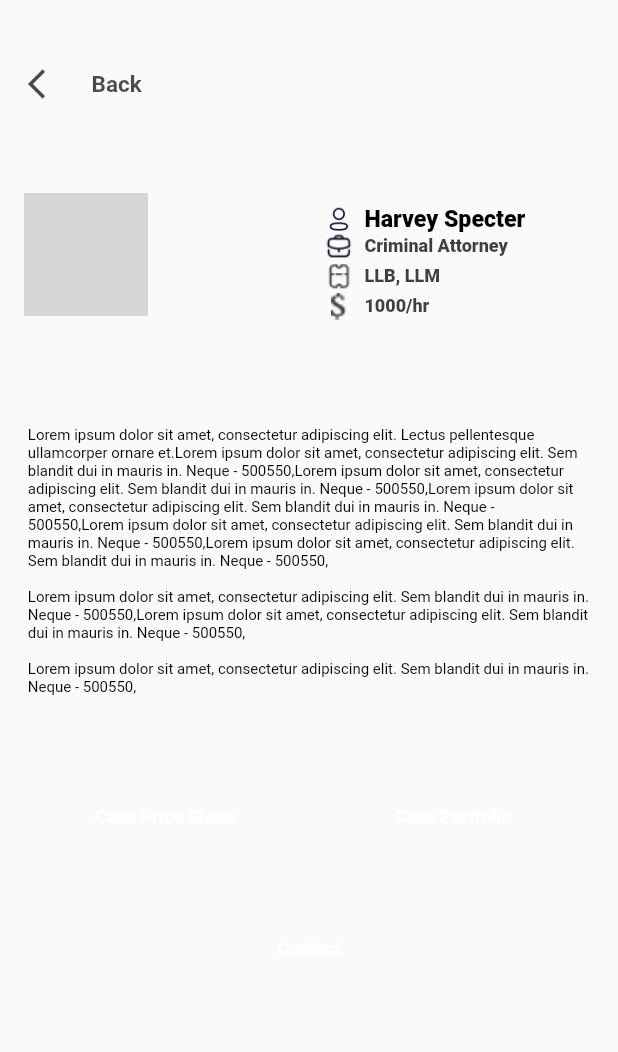
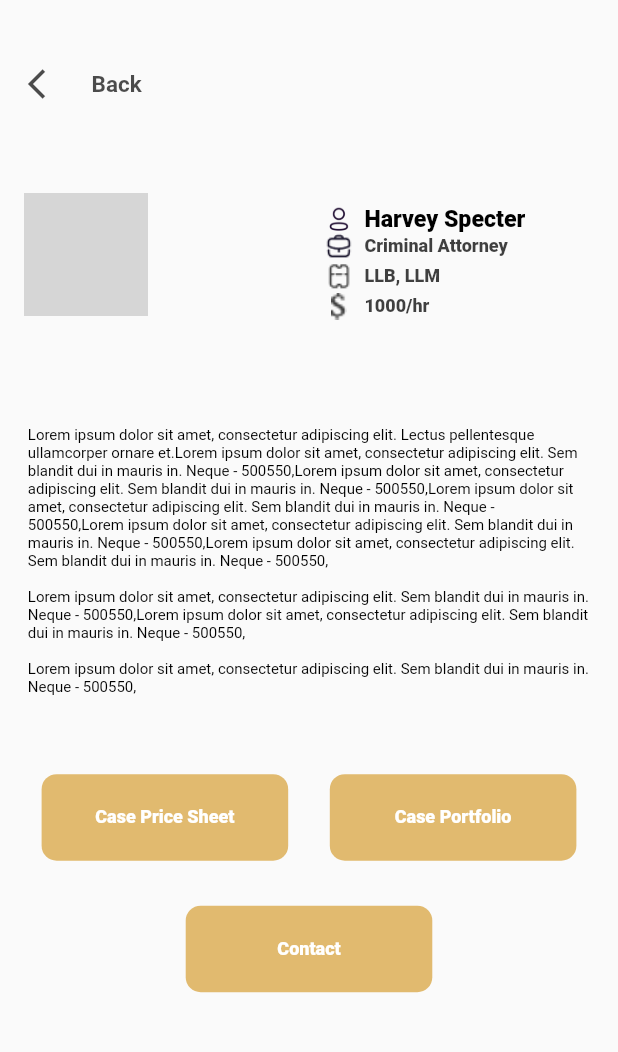
Before and after one commit to Garmode3073/legalsuits, a Flutter app: the AttorneyInfo screen opened directly, on a phone screen of 412 x 824 dp, the part 124-1176 px from its top. Run offline on Flutter 3.47's test engine with Material 2 defaults, Android fonts, the phone set to English and light mode, and no system bars; our stand-ins replace firebase_core, flutter_spinkit, google_fonts, page_transition; accounts and stored records are empty; network calls fail; Roboto replaces fonts that are missing (Martel); grey boxes are pictures that could not be loaded.

Commit message:
final client UI commit

```diff
--- a/lib/globals.dart
+++ b/lib/globals.dart
@@ -20,6 +20,7 @@ Map<int, Color> color = {
 //colors
 Color primary = MaterialColor(0xffD39B2D, color);
 Color bluebg = Color(0xff295C7A);
+Color orangebg = Color(0xffE1BA6F);
 Color greyBG = Color(0xffF5F5F5);
 Color greyfont = Color(0xff939393);
 Color greyfont2 = Color(0xff858585);
--- a/lib/main.dart
+++ b/lib/main.dart
@@ -26,7 +26,7 @@ class MyApp extends StatelessWidget {
           return MaterialApp(
             title: 'Legal Suites',
             theme: ThemeData(primarySwatch: g.primary),
-            home: AllAttorneys(),
+            home: LoginPage(),
           );
         }
         return MaterialApp(
```
